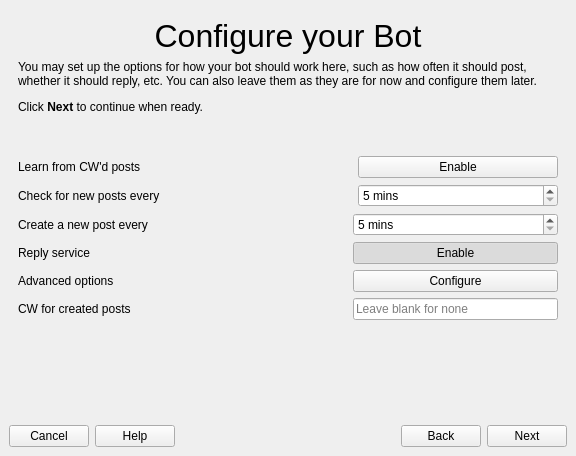
First picture: the form in gui/wzd_createbot.ui, repository Lynnesbian/OldFediBooks, before the edit.
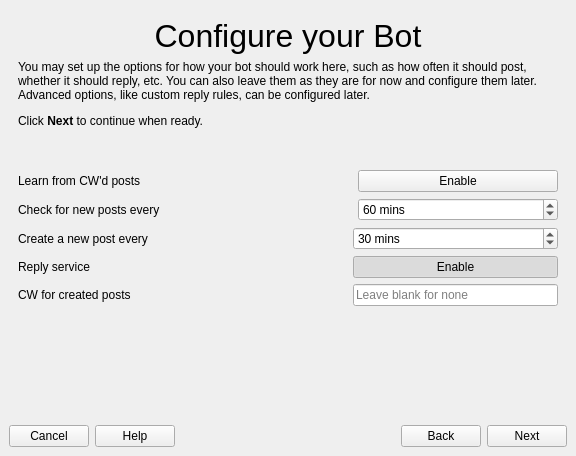
Second picture: the form after the edit. The open tabs and pages were chosen to show the change. Icons and pictures are not drawn.

Commit message: removed advanced options button from bot creation wizard

Diff of the .ui file:
```diff
--- a/gui/wzd_createbot.ui
+++ b/gui/wzd_createbot.ui
@@ -490,7 +490,7 @@
              </sizepolicy>
             </property>
             <property name="text">
-             <string>&lt;html&gt;&lt;head/&gt;&lt;body&gt;&lt;p&gt;You may set up the options for how your bot should work here, such as how often it should post, whether it should reply, etc. You can also leave them as they are for now and configure them later.&lt;/p&gt;&lt;p&gt;Click &lt;span style=&quot; font-weight:600;&quot;&gt;Next&lt;/span&gt; to continue when ready.&lt;/p&gt;&lt;/body&gt;&lt;/html&gt;</string>
+             <string>&lt;html&gt;&lt;head/&gt;&lt;body&gt;&lt;p&gt;You may set up the options for how your bot should work here, such as how often it should post, whether it should reply, etc. You can also leave them as they are for now and configure them later. Advanced options, like custom reply rules, can be configured later.&lt;/p&gt;&lt;p&gt;Click &lt;span style=&quot; font-weight:600;&quot;&gt;Next&lt;/span&gt; to continue when ready.&lt;/p&gt;&lt;/body&gt;&lt;/html&gt;</string>
             </property>
             <property name="alignment">
              <set>Qt::AlignLeading|Qt::AlignLeft|Qt::AlignTop</set>
@@ -570,6 +570,9 @@
                 <property name="singleStep">
                  <number>5</number>
                 </property>
+                <property name="value">
+                 <number>60</number>
+                </property>
                </widget>
               </item>
              </layout>
@@ -581,34 +584,6 @@
             <property name="horizontalSpacing">
              <number>0</number>
             </property>
-            <item row="2" column="2">
-             <widget class="QPushButton" name="pushButton_6">
-              <property name="text">
-               <string>Configure</string>
-              </property>
-             </widget>
-            </item>
-            <item row="2" column="0">
-             <widget class="QLabel" name="label_9">
-              <property name="text">
-               <string>Advanced options</string>
-              </property>
-             </widget>
-            </item>
-            <item row="0" column="0">
-             <widget class="QLabel" name="label_21">
-              <property name="text">
-               <string>Create a new post every</string>
-              </property>
-             </widget>
-            </item>
-            <item row="3" column="2">
-             <widget class="QLineEdit" name="lineEdit_3">
-              <property name="placeholderText">
-               <string>Leave blank for none</string>
-              </property>
-             </widget>
-            </item>
             <item row="1" column="2">
              <widget class="QPushButton" name="pushButton_10">
               <property name="text">
@@ -629,13 +604,40 @@
               </property>
              </widget>
             </item>
-            <item row="3" column="0">
+            <item row="1" column="1">
+             <spacer name="horizontalSpacer">
+              <property name="orientation">
+               <enum>Qt::Horizontal</enum>
+              </property>
+              <property name="sizeHint" stdset="0">
+               <size>
+                <width>40</width>
+                <height>20</height>
+               </size>
+              </property>
+             </spacer>
+            </item>
+            <item row="2" column="0">
              <widget class="QLabel" name="label_11">
               <property name="text">
                <string>CW for created posts</string>
               </property>
              </widget>
             </item>
+            <item row="2" column="2">
+             <widget class="QLineEdit" name="lineEdit_3">
+              <property name="placeholderText">
+               <string>Leave blank for none</string>
+              </property>
+             </widget>
+            </item>
+            <item row="0" column="0">
+             <widget class="QLabel" name="label_21">
+              <property name="text">
+               <string>Create a new post every</string>
+              </property>
+             </widget>
+            </item>
             <item row="0" column="2">
              <layout class="QHBoxLayout" name="horizontalLayout_3">
               <item>
@@ -652,6 +654,9 @@
                 <property name="singleStep">
                  <number>5</number>
                 </property>
+                <property name="value">
+                 <number>30</number>
+                </property>
                </widget>
               </item>
              </layout>
```
Left out of the diff: 15 changed lines with no effect on the pictures.
